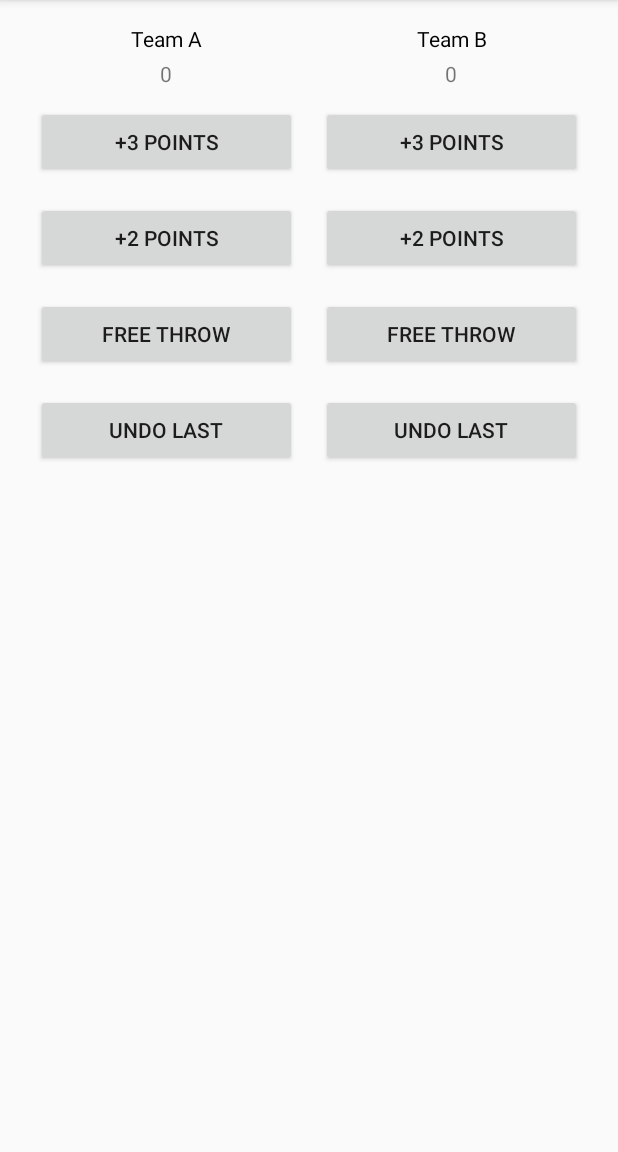
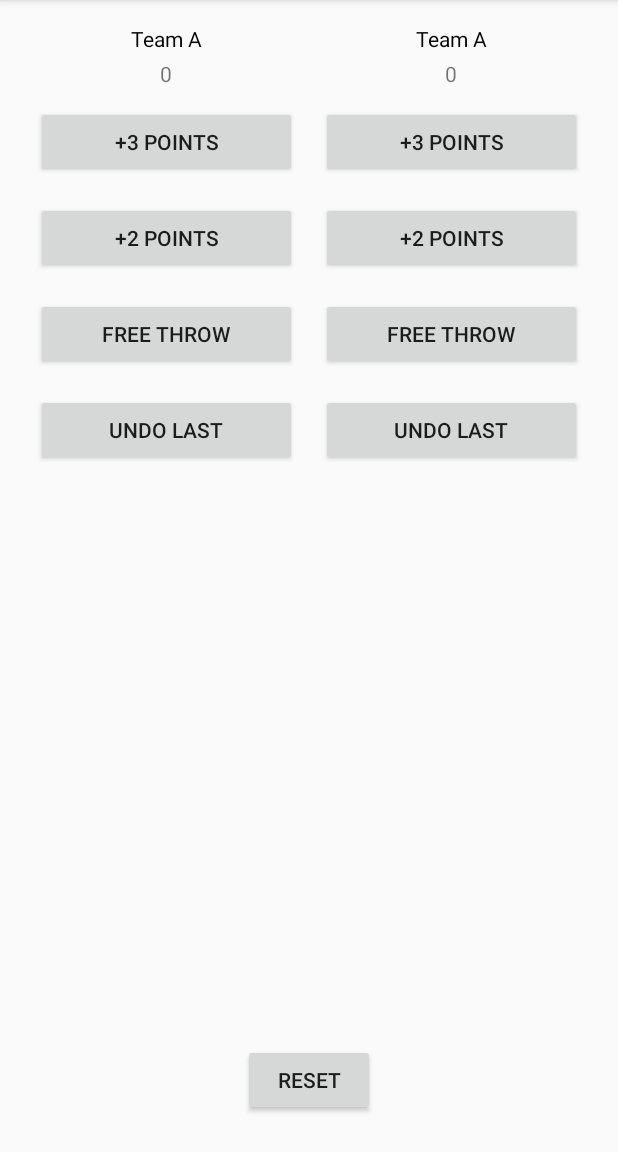
Before and after one commit to mikkamax/CourtCounter, an Android app: the screen it shows after launch (MainActivity), on a phone screen of 412 x 824 dp, the part 84-1236 px from its top. Run offline under Robolectric (Android 15) with nearby library versions, the phone set to English and light mode, and no system bars.

Commit message:
UnHardcode all texts

```diff
--- a/app/src/main/java/com/mike/courtcounter/MainActivity.java
+++ b/app/src/main/java/com/mike/courtcounter/MainActivity.java
@@ -16,25 +16,25 @@ public class MainActivity extends AppCompatActivity {
         setContentView(R.layout.activity_main);
     }
 
-    public void Plus3TeamA(View v) {
+    public void plus3TeamA(View v) {
         lastInputA = 3;
         scoreTeamA += lastInputA;
         displayForTeamA();
     }
 
-    public void Plus2TeamA(View v) {
+    public void plus2TeamA(View v) {
         lastInputA = 2;
         scoreTeamA += lastInputA;
         displayForTeamA();
     }
 
-    public void Plus1TeamA(View v) {
+    public void plus1TeamA(View v) {
         lastInputA = 1;
         scoreTeamA += lastInputA;
         displayForTeamA();
     }
 
-    public void UndoLastA(View v) {
+    public void undoLastA(View v) {
         scoreTeamA -= lastInputA;
         lastInputA = 0;
         displayForTeamA();
@@ -45,25 +45,25 @@ public class MainActivity extends AppCompatActivity {
         scoreTeamAView.setText(String.valueOf(scoreTeamA));
     }
 
-    public void Plus3TeamB(View v) {
+    public void plus3TeamB(View v) {
         lastInputB = 3;
         scoreTeamB += lastInputB;
         displayForTeamB();
     }
 
-    public void Plus2TeamB(View v) {
+    public void plus2TeamB(View v) {
         lastInputB = 2;
         scoreTeamB += lastInputB;
         displayForTeamB();
     }
 
-    public void Plus1TeamB(View v) {
+    public void plus1TeamB(View v) {
         lastInputB = 1;
         scoreTeamB += lastInputB;
         displayForTeamB();
     }
 
-    public void UndoLastB(View v) {
+    public void undoLastB(View v) {
         scoreTeamB -= lastInputB;
         lastInputB = 0;
         displayForTeamB();
@@ -73,4 +73,13 @@ public class MainActivity extends AppCompatActivity {
         TextView scoreTeamAView = findViewById(R.id.team_b_score);
         scoreTeamAView.setText(String.valueOf(scoreTeamB));
     }
+
+    public void reset(View v) {
+        scoreTeamA = 0;
+        scoreTeamB = 0;
+        lastInputA = 0;
+        lastInputB = 0;
+        displayForTeamA();
+        displayForTeamB();
+    }
 }
--- a/app/src/main/res/layout/activity_main.xml
+++ b/app/src/main/res/layout/activity_main.xml
@@ -1,25 +1,31 @@
 <?xml version="1.0" encoding="utf-8"?>
-<LinearLayout xmlns:android="http://schemas.android.com/apk/res/android"
-    xmlns:app="http://schemas.android.com/apk/res-auto"
+<RelativeLayout xmlns:android="http://schemas.android.com/apk/res/android"
     xmlns:tools="http://schemas.android.com/tools"
     android:layout_width="match_parent"
     android:layout_height="match_parent"
     android:layout_margin="16dp"
-    android:orientation="horizontal"
+    android:orientation="vertical"
     tools:context=".MainActivity">
 
     <LinearLayout
-        android:layout_width="wrap_content"
+        android:layout_width="match_parent"
         android:layout_height="wrap_content"
-        android:orientation="vertical"
-        android:layout_weight="1">
+        android:orientation="horizontal"
+        android:baselineAligned="false"
+        >
+
+        <LinearLayout
+            android:layout_width="0dp"
+            android:layout_height="wrap_content"
+            android:layout_weight="1"
+            android:orientation="vertical">
 
             <TextView
                 android:layout_width="match_parent"
                 android:layout_height="wrap_content"
                 android:layout_marginBottom="4dp"
                 android:gravity="center_horizontal"
-            android:text="Team A"
+                android:text="@string/team_a"
                 android:textColor="@android:color/black" />
 
             <TextView
@@ -28,49 +34,49 @@
                 android:layout_height="wrap_content"
                 android:layout_marginBottom="4dp"
                 android:gravity="center_horizontal"
-            android:text="0" />
+                android:text="@string/zero" />
 
             <Button
                 android:layout_width="match_parent"
                 android:layout_height="wrap_content"
                 android:layout_margin="8dp"
-            android:onClick="Plus3TeamA"
-            android:text="+3 points" />
+                android:onClick="plus3TeamA"
+                android:text="@string/threePoints" />
 
             <Button
                 android:layout_width="match_parent"
                 android:layout_height="wrap_content"
                 android:layout_margin="8dp"
-            android:onClick="Plus2TeamA"
-            android:text="+2 points" />
+                android:onClick="plus2TeamA"
+                android:text="@string/twoPoints" />
 
             <Button
                 android:layout_width="match_parent"
                 android:layout_height="wrap_content"
                 android:layout_margin="8dp"
-            android:onClick="Plus1TeamA"
-            android:text="Free Throw" />
+                android:onClick="plus1TeamA"
+                android:text="@string/freeThrow" />
 
             <Button
                 android:layout_width="match_parent"
                 android:layout_height="wrap_content"
                 android:layout_margin="8dp"
-            android:onClick="UndoLastA"
-            android:text="Undo last" />
+                android:onClick="undoLastA"
+                android:text="@string/undo" />
         </LinearLayout>
 
         <LinearLayout
-        android:layout_width="wrap_content"
+            android:layout_width="0dp"
             android:layout_height="wrap_content"
-        android:orientation="vertical"
-        android:layout_weight="1">
+            android:layout_weight="1"
+            android:orientation="vertical">
 
             <TextView
                 android:layout_width="match_parent"
                 android:layout_height="wrap_content"
                 android:layout_marginBottom="4dp"
                 android:gravity="center_horizontal"
-            android:text="Team B"
+                android:text="@string/team_a"
                 android:textColor="@android:color/black" />
 
             <TextView
@@ -79,35 +85,45 @@
                 android:layout_height="wrap_content"
                 android:layout_marginBottom="4dp"
                 android:gravity="center_horizontal"
-            android:text="0" />
+                android:text="@string/zero" />
 
             <Button
                 android:layout_width="match_parent"
                 android:layout_height="wrap_content"
                 android:layout_margin="8dp"
-            android:onClick="Plus3TeamB"
-            android:text="+3 points" />
+                android:onClick="plus3TeamB"
+                android:text="@string/threePoints" />
 
             <Button
                 android:layout_width="match_parent"
                 android:layout_height="wrap_content"
                 android:layout_margin="8dp"
-            android:onClick="Plus2TeamB"
-            android:text="+2 points" />
+                android:onClick="plus2TeamB"
+                android:text="@string/twoPoints" />
 
             <Button
                 android:layout_width="match_parent"
                 android:layout_height="wrap_content"
                 android:layout_margin="8dp"
-            android:onClick="Plus1TeamB"
-            android:text="Free Throw" />
+                android:onClick="plus1TeamB"
+                android:text="@string/freeThrow" />
 
             <Button
                 android:layout_width="match_parent"
                 android:layout_height="wrap_content"
                 android:layout_margin="8dp"
-            android:onClick="UndoLastB"
-            android:text="Undo last" />
+                android:onClick="undoLastB"
+                android:text="@string/undo" />
+        </LinearLayout>
     </LinearLayout>
 
-</LinearLayout>
+    <Button
+        android:layout_width="wrap_content"
+        android:layout_height="wrap_content"
+        android:layout_alignParentBottom="true"
+        android:layout_centerHorizontal="true"
+        android:layout_margin="8dp"
+        android:onClick="reset"
+        android:text="@string/reset" />
+
+</RelativeLayout>
--- a/app/src/main/res/values/strings.xml
+++ b/app/src/main/res/values/strings.xml
@@ -1,3 +1,11 @@
 <resources>
     <string name="app_name">CourtCounter</string>
+    <string name="team_a">Team A</string>
+    <string name="team_B">Team A</string>
+    <string name="zero">0</string>
+    <string name="freeThrow">Free Throw</string>
+    <string name="twoPoints">+2 points</string>
+    <string name="threePoints">+3 points</string>
+    <string name="undo">Undo Last</string>
+    <string name="reset">Reset</string>
 </resources>
```
Lines whose indentation alone changed are shown as unchanged.
